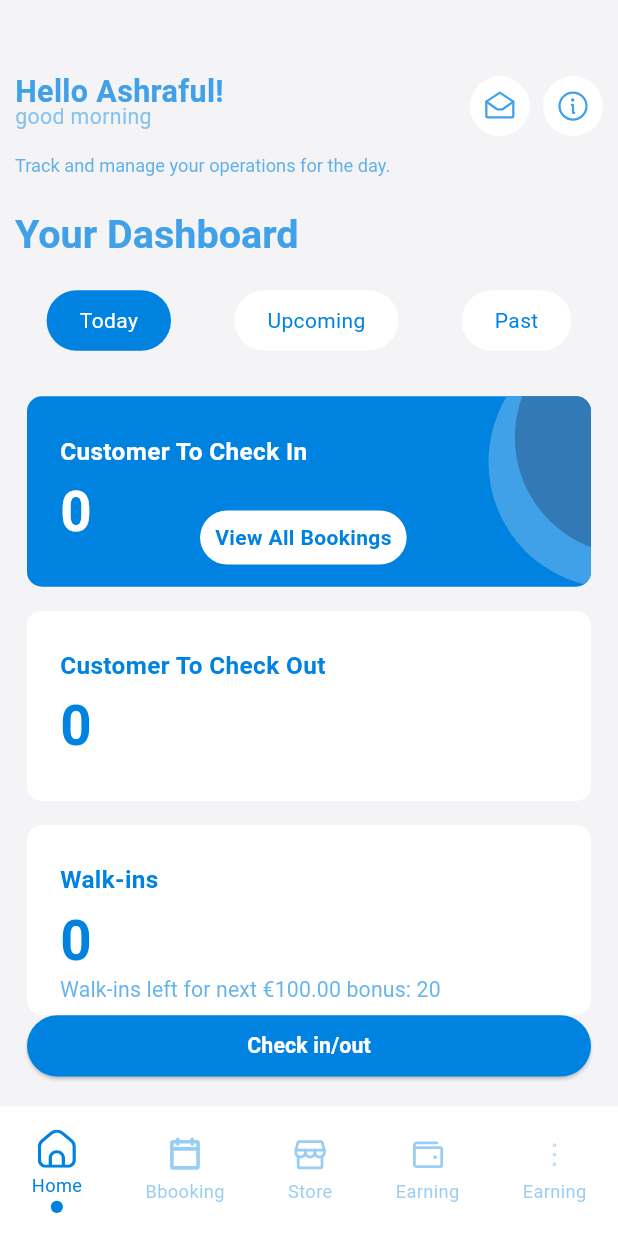
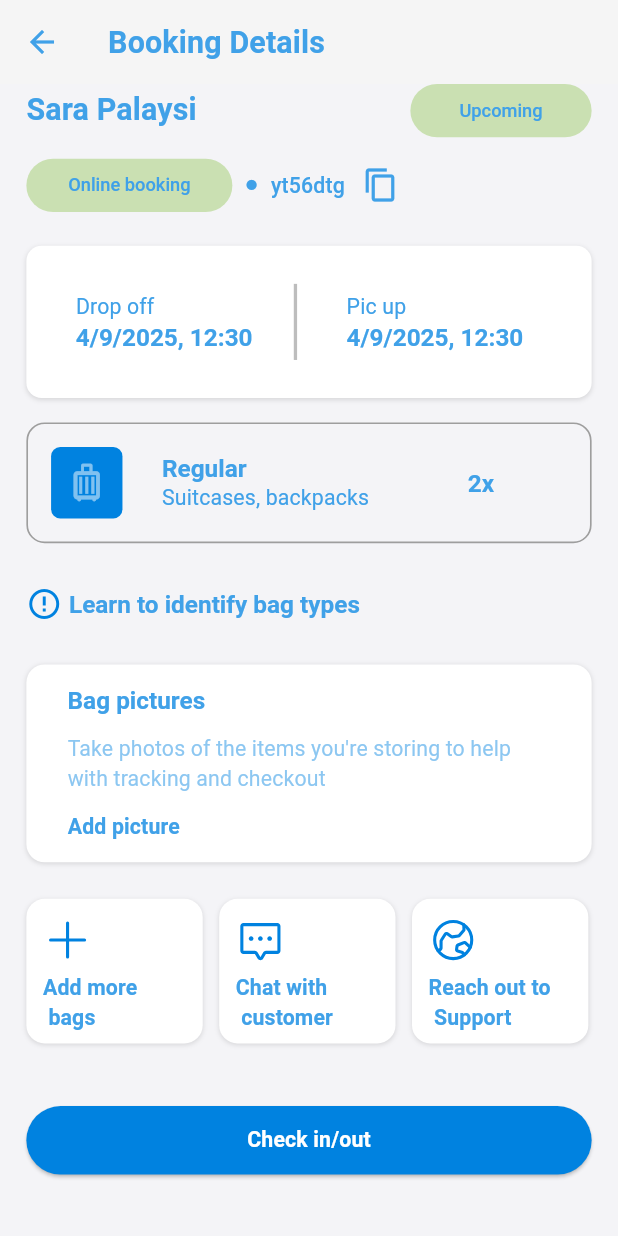
Before and after one commit to sohanthink/cenith-merchant, a Flutter app: the screen it shows after launch, on a phone screen of 412 x 824 dp. Run offline on Flutter 3.47's test engine with Material 3 defaults, Android fonts, the phone set to English and light mode, and no system bars; our stand-ins replace flutter_screenutil, flutter_svg, get, table_calendar; missing offline and left inert: mobile_scanner; project files that could hold a hidden picture were left out.

Commit message:
completed Booking details screen UI

```diff
--- a/lib/app.dart
+++ b/lib/app.dart
@@ -1,6 +1,5 @@
 import 'package:cenith_marchent/core/controller_bindings/controller_bindings.dart';
 import 'package:cenith_marchent/core/theme/app_theme.dart';
-import 'package:cenith_marchent/features/main_bottom_nav/view/main_bottom_nav_view.dart';
 import 'package:flutter/material.dart';
 import 'package:get/get_navigation/src/root/get_material_app.dart';
 import 'package:flutter_screenutil/flutter_screenutil.dart';
@@ -8,6 +7,9 @@ import 'package:flutter_screenutil/flutter_screenutil.dart';
 import 'core/routes/app_routes.dart';
 class CenithStorage extends StatelessWidget {
   const CenithStorage({super.key});
+
+
+
   @override
   Widget build(BuildContext context) {
     return ScreenUtilInit(
@@ -17,12 +19,13 @@ class CenithStorage extends StatelessWidget {
       builder: (_,child){
         return GetMaterialApp(
             debugShowCheckedModeBanner: false,
-            initialRoute: MainBottomNavView.name,
+            initialRoute: 'booking-details-screen',
             initialBinding: ControllerBindings(),
             onGenerateRoute: AppRoutes.routes,
             theme: AppTheme.themeData
         );
       },
+
     );
   }
 }
--- a/lib/core/routes/app_routes.dart
+++ b/lib/core/routes/app_routes.dart
@@ -1,5 +1,6 @@
 import 'package:cenith_marchent/features/booking/view/all_bookings_view.dart';
-import 'package:cenith_marchent/features/booking/view/booking_screen.dart';
+import 'package:cenith_marchent/features/booking/view/booking_details_view.dart';
+import 'package:cenith_marchent/features/booking/view/booking_view.dart';
 import 'package:cenith_marchent/features/home/view/home_view.dart';
 import 'package:cenith_marchent/features/home/view/qr_code_scanning_screen.dart';
 import 'package:cenith_marchent/features/main_bottom_nav/view/main_bottom_nav_view.dart';
@@ -13,12 +14,14 @@ class AppRoutes {
     }
     if (settings.name == MainBottomNavView.name) {
       screenWidget = MainBottomNavView();
-    } else if (settings.name == BookingScreen.name) {
-      screenWidget = BookingScreen();
+    } else if (settings.name == BookingView.name) {
+      screenWidget = BookingView();
     } else if (settings.name == QrCodeScanningScreen.name) {
       screenWidget = QrCodeScanningScreen();
     } else if (settings.name == AllBookingsView.name) {
       screenWidget = AllBookingsView();
+    } else if (settings.name == BookingDetailsView.name) {
+      screenWidget = BookingDetailsView();
     }
     return MaterialPageRoute(builder: (context) => screenWidget);
   }
--- /dev/null
+++ b/lib/features/booking/view/booking_details_view.dart
@@ -0,0 +1,320 @@
+import 'package:cenith_marchent/core/constants/app_colors.dart';
+import 'package:cenith_marchent/core/constants/asstes_path/icons_path.dart';
+import 'package:flutter/material.dart';
+import 'package:flutter_screenutil/flutter_screenutil.dart';
+import 'package:flutter_svg/flutter_svg.dart';
+
+class BookingDetailsView extends StatefulWidget {
+  const BookingDetailsView({super.key});
+
+  static final String name = 'booking-details-screen';
+
+  @override
+  State<BookingDetailsView> createState() => _BookingDetailsViewState();
+}
+
+class _BookingDetailsViewState extends State<BookingDetailsView> {
+  @override
+  Widget build(BuildContext context) {
+    final style = Theme.of(context).textTheme;
+    return Scaffold(
+      backgroundColor: AppColors.scaffoldColor,
+      appBar: AppBar(
+        title: Text(
+          'Booking Details',
+          style: TextStyle(
+            fontSize: 20.sp,
+            fontWeight: FontWeight.w600,
+            letterSpacing: 0.1.sp,
+            color: AppColors.midLightBlue,
+          ),
+        ),
+        leading: IconButton(
+          onPressed: () {},
+          icon: Icon(Icons.arrow_back, color: AppColors.midLightBlue),
+        ),
+        backgroundColor: Colors.grey.shade100,
+      ),
+      body: Padding(
+        padding: EdgeInsets.symmetric(horizontal: 16.0.w),
+        child: Column(
+          children: [
+
+            Row(
+              mainAxisAlignment: MainAxisAlignment.spaceBetween,
+              children: [
+                Text(
+                  'Sara Palaysi',
+                  style: TextStyle(
+                    fontSize: 20.sp,
+                    fontWeight: FontWeight.w600,
+                    letterSpacing: 0.1.sp,
+                    color: AppColors.midLightBlue,
+                  ),
+                ),
+                buildStatus(style, 'Upcoming'),
+              ],
+            ),
+            SizedBox(height: 8.h),
+            Row(
+              children: [
+                buildStatus(style, 'Online booking', size: 125.w),
+                SizedBox(width: 8.w),
+                Icon(Icons.circle, size: 8.sp, color: AppColors.midLightBlue),
+                SizedBox(width: 8.w),
+                Text(
+                  'yt56dtg',
+                  style: style.titleSmall?.copyWith(
+                    fontWeight: FontWeight.w500,
+                  ),
+                ),
+                IconButton(
+                  onPressed: () {},
+                  icon: Icon(
+                    Icons.copy_outlined,
+                    color: AppColors.midLightBlue,
+                  ),
+                ),
+              ],
+            ),
+            SizedBox(height: 16.h),
+            Container(
+              height: 100.h,
+              width: 350.w,
+              decoration: BoxDecoration(
+                color: Colors.white,
+                borderRadius: BorderRadius.circular(10.r),
+                boxShadow: [
+                  BoxShadow(
+                    color: Colors.black12,
+                    blurRadius: 2.r,
+                    offset: Offset(0, 1),
+                  ),
+                ],
+              ),
+              child: Row(
+                children: [
+                  buildDropAndPicText(
+                    style,
+                    typeName: 'Drop off',
+                    time: '4/9/2025, 12:30',
+                  ),
+                  SizedBox(width: 25.w),
+                  Container(
+                    height: 50.h,
+                    width: 2.w,
+                    color: Colors.grey.shade400,
+                  ),
+
+                  buildDropAndPicText(
+                    style,
+                    typeName: 'Pic up',
+                    time: '4/9/2025, 12:30',
+                  ),
+                ],
+              ),
+            ),
+            SizedBox(height: 16.h),
+            Container(
+              decoration: BoxDecoration(
+                border: Border.all(color: Colors.grey, width: 1.w),
+                borderRadius: BorderRadius.circular(12.r),
+              ),
+              child: Row(
+                children: [
+                  Padding(
+                    padding: EdgeInsets.all(12.0.w),
+                    child: Container(
+                      margin: EdgeInsets.all(2.w),
+                      decoration: BoxDecoration(
+                        color: AppColors.themColor,
+                        borderRadius: BorderRadius.circular(6.r),
+                      ),
+                      child: Padding(
+                        padding: EdgeInsets.all(8.0.w),
+                        child: Icon(
+                          Icons.luggage_outlined,
+                          size: 30,
+                          color: Colors.white.withOpacity(0.5),
+                        ),
+                      ),
+                    ),
+                  ),
+                  SizedBox(width: 10.w),
+                  Column(
+                    crossAxisAlignment: CrossAxisAlignment.start,
+                    children: [
+                      Text(
+                        'Regular',
+                        style: style.headlineLarge?.copyWith(
+                          fontWeight: FontWeight.bold,
+                        ),
+                      ),
+                      Text('Suitcases, backpacks', style: style.titleSmall),
+                    ],
+                  ),
+                  SizedBox(width: 60.w),
+                  Text(
+                    '2x',
+                    style: style.headlineLarge?.copyWith(
+                      fontWeight: FontWeight.bold,
+                    ),
+                  ),
+                ],
+              ),
+            ),
+
+            SizedBox(height: 28.h),
+            Row(
+              children: [
+                Icon(Icons.error_outline_outlined, color: AppColors.themColor),
+                SizedBox(width: 4.w),
+                Text(
+                  'Learn to identify bag types',
+                  style: style.headlineLarge?.copyWith(
+                    fontWeight: FontWeight.bold,
+                  ),
+                ),
+              ],
+            ),
+            SizedBox(height: 28.h),
+            Container(
+              height: 130.h,
+              width: 350.w,
+              decoration: BoxDecoration(
+                color: Colors.white,
+                borderRadius: BorderRadius.circular(12.r),
+                boxShadow: [
+                  BoxShadow(
+                    color: Colors.black12,
+                    blurRadius: 2.r,
+                    offset: Offset(0, 1),
+                  ),
+
+                ]
+              ),
+              child: Padding(
+                padding: EdgeInsets.symmetric(horizontal: 25.0.w),
+                child: Column(
+                  mainAxisAlignment: MainAxisAlignment.center,
+                  crossAxisAlignment: CrossAxisAlignment.start,
+                  children: [
+                    Text(
+                      'Bag pictures',
+                      style: style.headlineLarge?.copyWith(
+                        fontWeight: FontWeight.w600,
+                      ),
+                    ),
+                    SizedBox(height: 12.h),
+                    Text(
+                      'Take photos of the items you\'re storing to help with tracking and checkout',
+                      style: style.titleSmall?.copyWith(
+                        color: AppColors.midLightBlue.shade500,
+                      ),
+                    ),
+                    SizedBox(height: 12.h),
+                    Text(
+                      'Add picture',
+                      style: style.titleSmall?.copyWith(
+                        fontWeight: FontWeight.w600,
+                      ),
+                    ),
+                  ],
+                ),
+              ),
+            ),
+        SizedBox(height: 24.h),
+            Row(
+              children: [
+                buildCard(style, icon: IconsPath.addIconSvg, moreInfoText: 'Add more\n bags'),
+                SizedBox(width: 10.w,),
+                buildCard(style, icon: IconsPath.chatIconSvg, moreInfoText: 'Chat with\n customer'),
+                SizedBox(width: 10.w,),
+                buildCard(style, icon: IconsPath.worldIconSvg, moreInfoText: 'Reach out to\n Support'),
+              ],
+            ),
+            SizedBox(height: 40.h),
+            ElevatedButton(onPressed: (){}, child: Text('Check in/out'))
+  ]
+        )
+      ),
+    );
+  }
+
+  Widget buildCard(TextTheme style,{required String icon,required String moreInfoText}) {
+    return Container(
+                height: 95.h,
+                width: 107.w,
+                decoration: BoxDecoration(
+                  color: Colors.white,
+                  borderRadius: BorderRadius.circular(12.r),
+                  boxShadow: [
+                    BoxShadow(
+                      color: Colors.black12,
+                      blurRadius: 2.r,
+                      offset: Offset(0, 1),
+                    ),
+
+                  ]
+                ),
+                child:Padding(
+                  padding:  EdgeInsets.all(10.0.w),
+                  child: Column(
+                    crossAxisAlignment: CrossAxisAlignment.start,
+                    children: [
+                      SvgPicture.asset(icon,width: 30.w,),
+                      SizedBox(height: 5.h,),
+                      Text(moreInfoText,style: style.titleSmall?.copyWith(fontWeight: FontWeight.w600),)
+                    ],
+                  ),
+                ) ,
+              );
+  }
+
+  Widget buildDropAndPicText(
+    TextTheme style, {
+    required String typeName,
+    required String time,
+  }) {
+    return Column(
+      crossAxisAlignment: CrossAxisAlignment.start,
+      mainAxisAlignment: MainAxisAlignment.center,
+      children: [
+        Padding(
+          padding: EdgeInsets.only(left: 30.0.w, right: 30.w),
+          child: Text(
+            typeName,
+            style: style.titleSmall?.copyWith(fontWeight: FontWeight.w400),
+          ),
+        ),
+        Padding(
+          padding: EdgeInsets.only(left: 30.0.w),
+          child: Text(
+            time,
+            style: style.headlineLarge?.copyWith(fontWeight: FontWeight.w600),
+          ),
+        ),
+      ],
+    );
+  }
+
+  Widget buildStatus(TextTheme style, String statusName, {double? size}) {
+    return Container(
+      height: 35.h,
+      width: size ?? 110.w,
+      decoration: BoxDecoration(
+        color: Colors.lightGreen.withOpacity(0.4),
+        borderRadius: BorderRadius.circular(20.r),
+      ),
+      child: Center(
+        child: Text(
+          statusName,
+          style: style.headlineMedium?.copyWith(
+            color: AppColors.midLightBlue,
+            fontWeight: FontWeight.w500,
+          ),
+        ),
+      ),
+    );
+  }
+}
--- a/lib/features/booking/view/booking_screen.dart
+++ b/lib/features/booking/view/booking_view.dart
@@ -2,25 +2,26 @@ import 'package:cenith_marchent/core/constants/app_colors.dart';
 import 'package:cenith_marchent/core/constants/asstes_path/icons_path.dart';
 import 'package:cenith_marchent/features/booking/widgets/custom_circle_icons.dart';
 import 'package:cenith_marchent/features/common/contact_support_text.dart';
+import 'package:flutter/gestures.dart';
 import 'package:flutter/material.dart';
 import 'package:flutter_screenutil/flutter_screenutil.dart';
 import 'package:table_calendar/table_calendar.dart';
 
-class BookingScreen extends StatefulWidget {
-  const BookingScreen({super.key});
+class BookingView extends StatefulWidget {
+  const BookingView({super.key});
 
   static final String name = 'booking-screen';
 
   @override
-  State<BookingScreen> createState() => _BookingScreenState();
+  State<BookingView> createState() => _BookingViewState();
 }
 
-class _BookingScreenState extends State<BookingScreen> {
+class _BookingViewState extends State<BookingView> {
   @override
   Widget build(BuildContext context) {
     final style = Theme.of(context).textTheme;
     return Scaffold(
-      backgroundColor: AppColors.scaffoldColor,
+      backgroundColor: Colors.white.withOpacity(0.9),
       body: Column(
         children: [
           Stack(
@@ -51,7 +52,7 @@ class _BookingScreenState extends State<BookingScreen> {
                     boxShadow: [
                       BoxShadow(
                         color: Colors.black12,
-                        blurRadius: 6,
+                        blurRadius: 6.r,
                         offset: Offset(0, 3),
                       ),
                     ],
@@ -156,7 +157,7 @@ class _BookingScreenState extends State<BookingScreen> {
             "You Don't Have Any Booking",
             style: TextStyle(
               fontWeight: FontWeight.bold,
-              fontSize: 20,
+              fontSize: 20.sp,
               color: AppColors.themColor,
             ),
           ),
@@ -206,7 +207,7 @@ class _BookingScreenState extends State<BookingScreen> {
               size: 25.sp,
             ),
           ),
-          prefixIconConstraints: BoxConstraints(maxHeight: 25, maxWidth: 35),
+          prefixIconConstraints: BoxConstraints(maxHeight: 25.h, maxWidth: 35.w),
           border: OutlineInputBorder(borderSide: BorderSide.none),
           contentPadding: EdgeInsets.all(14.w),
           filled: true,
@@ -223,6 +224,7 @@ class _BookingScreenState extends State<BookingScreen> {
       ),
     );
   }
+
 
   Widget buildElevatedButton(
     String buttonName,
--- a/lib/features/common/contact_support_text.dart
+++ b/lib/features/common/contact_support_text.dart
@@ -1,5 +1,6 @@
 import 'package:flutter/gestures.dart';
 import 'package:flutter/material.dart';
+import 'package:flutter_screenutil/flutter_screenutil.dart';
 
 class ContactSupportText {
   static RichText supportText(BuildContext context, VoidCallback onTap) {
@@ -10,7 +11,7 @@ class ContactSupportText {
           TextSpan(text: 'Have question? '),
           TextSpan(
             text: 'Contact our support team',
-            style: TextStyle(fontWeight: FontWeight.bold, fontSize: 15),
+            style: TextStyle(fontWeight: FontWeight.bold, fontSize: 15.sp),
             recognizer: TapGestureRecognizer()..onTap = onTap,
           ),
         ],
```
